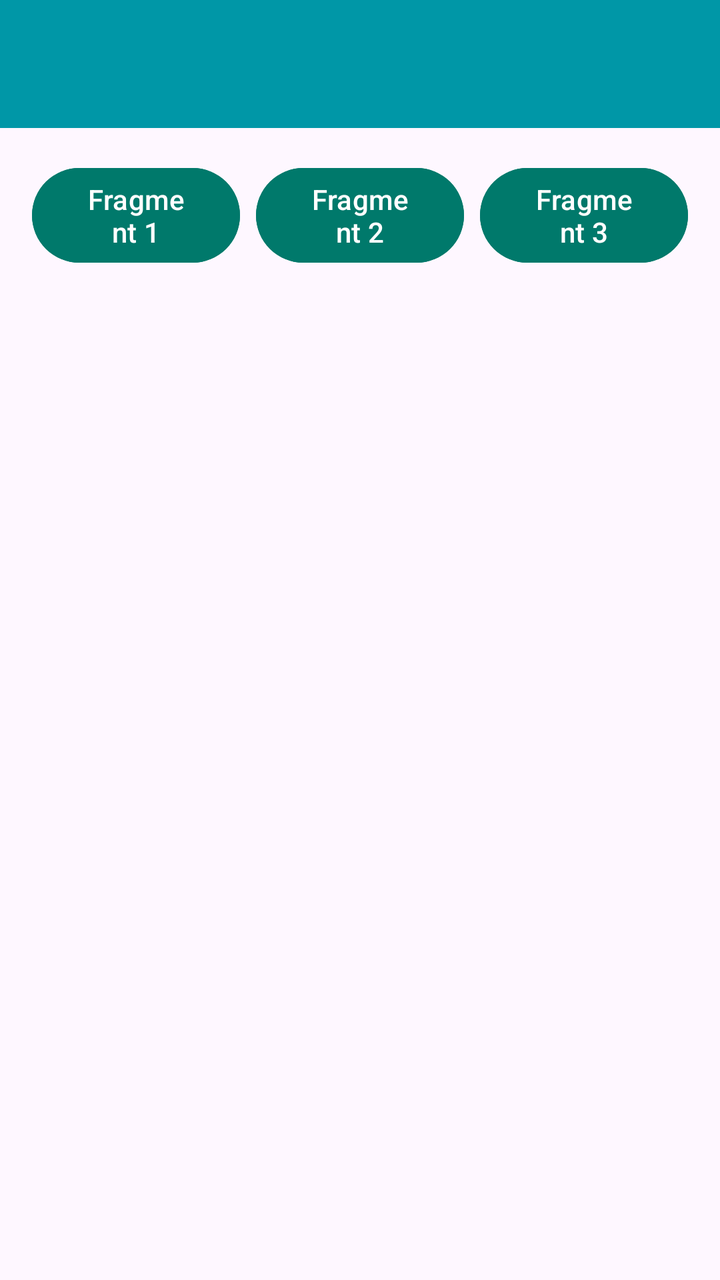
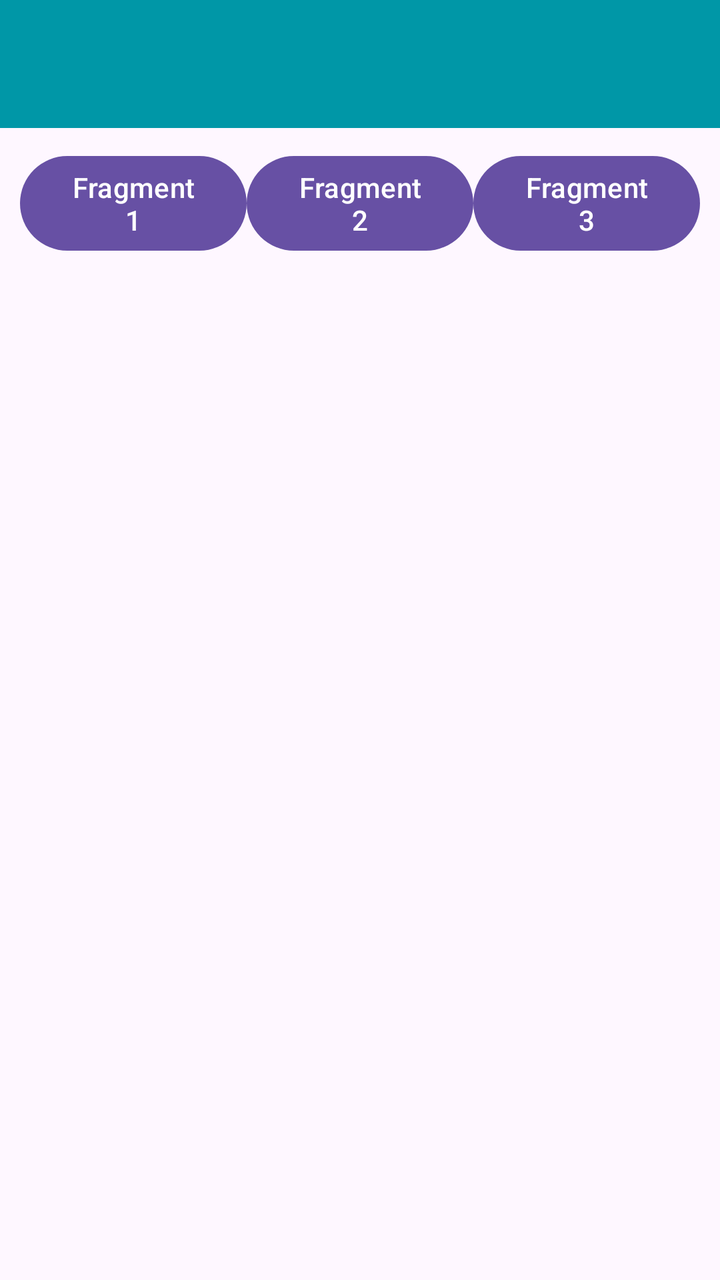

Screens rendered from an Android XML layout before and after an edit, with the pre-edit source and the edit as a unified diff.
<!-- AndroidManifest.xml: application theme Theme.Mobiletono -->
<!-- res/layout/activity_sixth.xml -->
<?xml version="1.0" encoding="utf-8"?>
<androidx.constraintlayout.widget.ConstraintLayout xmlns:android="http://schemas.android.com/apk/res/android"
    xmlns:app="http://schemas.android.com/apk/res-auto"
    xmlns:tools="http://schemas.android.com/tools"
    android:id="@+id/main"
    android:layout_width="match_parent"
    android:layout_height="match_parent"
    tools:context=".Pertemuan_7.SixthActivity">

    <androidx.appcompat.widget.Toolbar
        android:id="@+id/toolbar"
        android:layout_width="0dp"
        android:layout_height="?attr/actionBarSize"
        android:background="#0097A7"
        app:subtitleTextColor="@android:color/white"
        app:titleTextColor="@android:color/white"
        app:layout_constraintEnd_toEndOf="parent"
        app:layout_constraintStart_toStartOf="parent"
        app:layout_constraintTop_toTopOf="parent" />

    <Button
        android:id="@+id/btnFragment1"
        android:layout_width="0dp"
        android:layout_height="wrap_content"
        android:layout_marginStart="16dp"
        android:layout_marginTop="16dp"
        android:layout_marginEnd="4dp"
        android:backgroundTint="#00796B"
        android:text="Fragment 1"
        app:layout_constraintEnd_toStartOf="@+id/btnFragment2"
        app:layout_constraintStart_toStartOf="parent"
        app:layout_constraintTop_toBottomOf="@+id/toolbar" />

    <Button
        android:id="@+id/btnFragment2"
        android:layout_width="0dp"
        android:layout_height="wrap_content"
        android:layout_marginStart="4dp"
        android:layout_marginEnd="4dp"
        android:backgroundTint="#00796B"
        android:text="Fragment 2"
        app:layout_constraintEnd_toStartOf="@+id/btnFragment3"
        app:layout_constraintStart_toEndOf="@+id/btnFragment1"
        app:layout_constraintTop_toTopOf="@+id/btnFragment1" />

    <Button
        android:id="@+id/btnFragment3"
        android:layout_width="0dp"
        android:layout_height="wrap_content"
        android:layout_marginStart="4dp"
        android:layout_marginEnd="16dp"
        android:backgroundTint="#00796B"
        android:text="Fragment 3"
        app:layout_constraintEnd_toEndOf="parent"
        app:layout_constraintStart_toEndOf="@+id/btnFragment2"
        app:layout_constraintTop_toTopOf="@+id/btnFragment1" />

    <FrameLayout
        android:id="@+id/fragment_container"
        android:layout_width="0dp"
        android:layout_height="0dp"
        android:layout_marginTop="20dp"
        app:layout_constraintBottom_toBottomOf="parent"
        app:layout_constraintEnd_toEndOf="parent"
        app:layout_constraintStart_toStartOf="parent"
        app:layout_constraintTop_toBottomOf="@+id/btnFragment2" />

</androidx.constraintlayout.widget.ConstraintLayout>
<!-- resources referenced by this layout -->
<resources>
  <style name="Theme.Mobiletono" parent="Base.Theme.Mobiletono" />
  <style name="Base.Theme.Mobiletono" parent="Theme.Material3.DayNight.NoActionBar">
          
          
      </style>
</resources>

<!-- the commit's change to res/layout/activity_sixth.xml (unified diff, before → after) -->
@@ -18,51 +18,42 @@
         app:layout_constraintStart_toStartOf="parent"
         app:layout_constraintTop_toTopOf="parent" />
 
-    <Button
-        android:id="@+id/btnFragment1"
-        android:layout_width="0dp"
+    <LinearLayout
+        android:id="@+id/layoutButtons"
+        android:layout_width="match_parent"
         android:layout_height="wrap_content"
-        android:layout_marginStart="16dp"
-        android:layout_marginTop="16dp"
-        android:layout_marginEnd="4dp"
-        android:backgroundTint="#00796B"
-        android:text="Fragment 1"
-        app:layout_constraintEnd_toStartOf="@+id/btnFragment2"
-        app:layout_constraintStart_toStartOf="parent"
-        app:layout_constraintTop_toBottomOf="@+id/toolbar" />
+        android:orientation="horizontal"
+        android:padding="10dp"
+        app:layout_constraintTop_toBottomOf="@id/toolbar">
 
-    <Button
-        android:id="@+id/btnFragment2"
-        android:layout_width="0dp"
-        android:layout_height="wrap_content"
-        android:layout_marginStart="4dp"
-        android:layout_marginEnd="4dp"
-        android:backgroundTint="#00796B"
-        android:text="Fragment 2"
-        app:layout_constraintEnd_toStartOf="@+id/btnFragment3"
-        app:layout_constraintStart_toEndOf="@+id/btnFragment1"
-        app:layout_constraintTop_toTopOf="@+id/btnFragment1" />
+        <Button
+            android:id="@+id/btnFragment1"
+            android:layout_width="0dp"
+            android:layout_height="wrap_content"
+            android:layout_weight="1"
+            android:text="Fragment 1" />
 
-    <Button
-        android:id="@+id/btnFragment3"
-        android:layout_width="0dp"
-        android:layout_height="wrap_content"
-        android:layout_marginStart="4dp"
-        android:layout_marginEnd="16dp"
-        android:backgroundTint="#00796B"
-        android:text="Fragment 3"
-        app:layout_constraintEnd_toEndOf="parent"
-        app:layout_constraintStart_toEndOf="@+id/btnFragment2"
-        app:layout_constraintTop_toTopOf="@+id/btnFragment1" />
+        <Button
+            android:id="@+id/btnFragment2"
+            android:layout_width="0dp"
+            android:layout_height="wrap_content"
+            android:layout_weight="1"
+            android:text="Fragment 2" />
+
+        <Button
+            android:id="@+id/btnFragment3"
+            android:layout_width="0dp"
+            android:layout_height="wrap_content"
+            android:layout_weight="1"
+            android:text="Fragment 3" />
+    </LinearLayout>
 
     <FrameLayout
         android:id="@+id/fragment_container"
-        android:layout_width="0dp"
+        android:layout_width="match_parent"
         android:layout_height="0dp"
-        android:layout_marginTop="20dp"
+        android:layout_marginTop="10dp"
         app:layout_constraintBottom_toBottomOf="parent"
-        app:layout_constraintEnd_toEndOf="parent"
-        app:layout_constraintStart_toStartOf="parent"
-        app:layout_constraintTop_toBottomOf="@+id/btnFragment2" />
+        app:layout_constraintTop_toBottomOf="@id/layoutButtons" />
 
 </androidx.constraintlayout.widget.ConstraintLayout>
